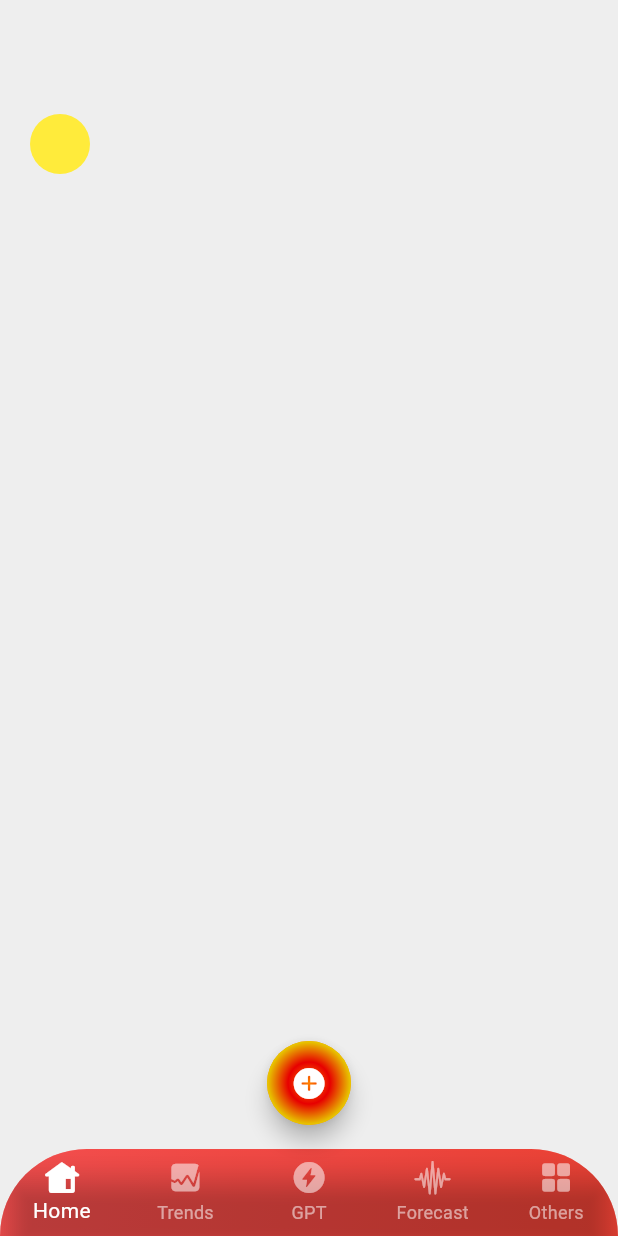
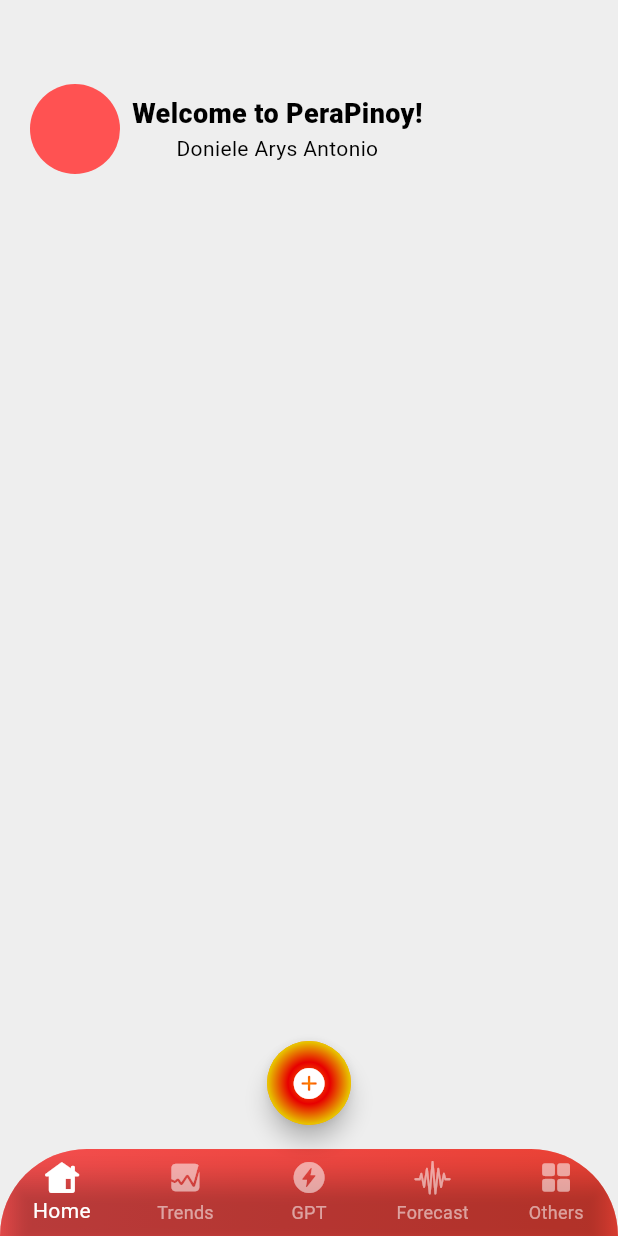
Before and after one commit to donyelqt/pera-pinoy, a Flutter app: the screen it shows after launch, on a phone screen of 412 x 824 dp. Run offline on Flutter 3.47's test engine with Material 3 defaults, Android fonts, the phone set to English and light mode, and no system bars.

Commit message:
"Updated MainScreen widget: changed padding, icon size and color, added welcome text and user name"

```diff
--- a/lib/screens/home/views/main_screen.dart
+++ b/lib/screens/home/views/main_screen.dart
@@ -7,18 +7,31 @@ class MainScreen extends StatelessWidget {
   Widget build(BuildContext context) {
     return SafeArea(
       child: Padding(
-        padding: const EdgeInsets.all(20.0),
+        padding: const EdgeInsets.symmetric(horizontal: 20.0),
         child: Column(
           children: [
             Row(
               children: [
                 Container(
-                  width: 40,
-                  height: 40,
+                  width: 60,
+                  height: 60,
                   decoration: const BoxDecoration(
-                    shape: BoxShape.circle,
-                    color: Colors.yellow
-                  ),
+                      shape: BoxShape.circle, color: Colors.redAccent),
+                ),
+                SizedBox(width: 8,),
+                Column(
+                  children: [
+                    Text(
+                      "Welcome to PeraPinoy!",
+                      style: TextStyle(
+                        fontSize: 18,
+                        fontWeight: FontWeight.w800
+                      ),
+                    ),
+                    Text(
+                      "Doniele Arys Antonio"
+                    )
+                  ],
                 )
               ],
             )
```
